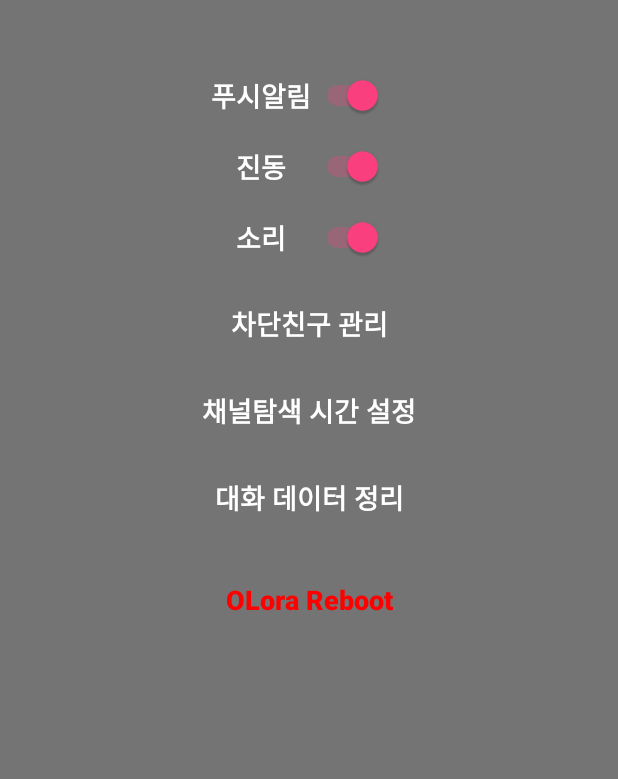
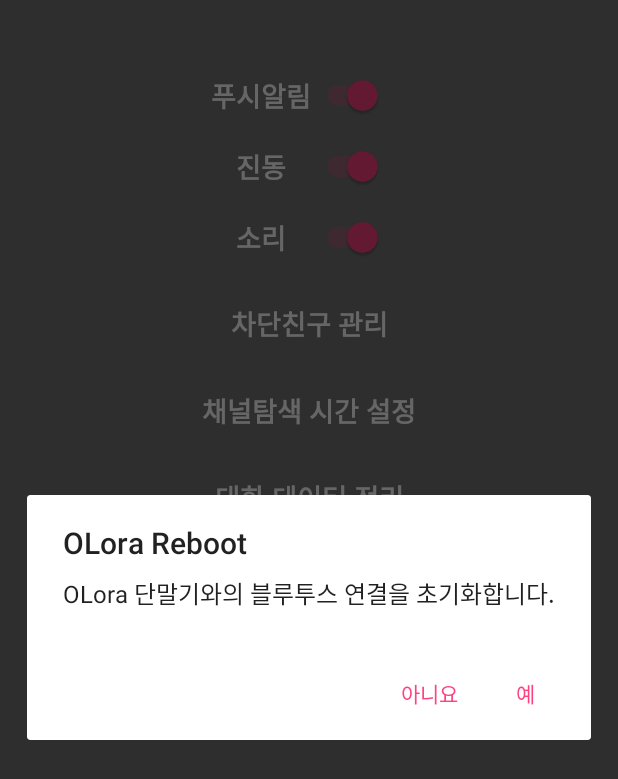
Before and after one commit to Gibartes/O-LoRa, an Android app: the fragment A_Tab4 shown on its own in the app's theme, after a tap on "OLora Reboot", on a phone screen of 412 x 824 dp. Shown: the top 779 px of the screen. Run offline under Robolectric (Android 15) with nearby library versions, the phone set to English and light mode, and no system bars; Roboto replaces fonts that are not available here.

Commit message:
Andorid 2018 12 14
1. 채팅메시지를 복사할 수 있도록 했음
2. Discovery, Olora rebot 에 alert 추가 및 모든 버튼에 눌림반응 추가
3. 이전에 대화했던 대화방이 존재하면 다른채널에서 대화방 만들었을때 이전 대화방을 사용하도록함
4.  대화방 만들 때 방금 만든 대화방으로 자동으로 이동되도록 수정

```diff
--- a/Android/Olora_beta/app/src/main/java/com/team_olora/olora_beta/A_Tab3.java
+++ b/Android/Olora_beta/app/src/main/java/com/team_olora/olora_beta/A_Tab3.java
@@ -117,9 +117,9 @@
 
         if (cursor.moveToFirst()) {
             if (cursor.getString(1) == null) {
-                viewChannel.setText("채널 : (" + cursor.getInt(0) + ")");
+                viewChannel.setText("현재 채널 : (" + cursor.getInt(0) + ")");
             } else {
-                viewChannel.setText("채널 : " + cursor.getString(1));
+                viewChannel.setText("현재 채널 : " + cursor.getString(1));
             }
         } else {
             viewChannel.setText("(채널을 설정해주세요.)");
--- a/Android/Olora_beta/app/src/main/java/com/team_olora/olora_beta/A_Tab4.java
+++ b/Android/Olora_beta/app/src/main/java/com/team_olora/olora_beta/A_Tab4.java
@@ -1,6 +1,9 @@
 package com.team_olora.olora_beta;
 
+import android.app.AlertDialog;
+import android.bluetooth.BluetoothAdapter;
 import android.content.Context;
+import android.content.DialogInterface;
 import android.content.Intent;
 import android.media.Ringtone;
 import android.media.RingtoneManager;
@@ -23,8 +26,8 @@
 public class A_Tab4 extends Fragment {
     public static char setting = 0;
     Switch set_push, set_vibration, set_sound;
-    Button set_blockList, set_DcLv,set_DataLv, set_orolaReboot;
-    C_DB DB =null;
+    Button set_blockList, set_DcLv, set_DataLv, set_orolaReboot;
+    C_DB DB = null;
 
     public A_Tab4() {
     }
@@ -106,13 +109,29 @@
 
     private class Event implements View.OnClickListener {
         @Override
-        public void onClick(View v) {
-            switch (v.getId())
-            {
+        public void onClick(final View v) {
+            switch (v.getId()) {
                 case R.id.setOloraReboot:
-                    Toast.makeText(getActivity(), "서비스가 종료되었습니다.\n재연결을 원하시면 새로운 기기를 찾아주세요.", Toast.LENGTH_LONG).show();
-                    Intent stop = new Intent(v.getContext(), Service_btService.class);
-                    getActivity().stopService(stop);
+
+                    final AlertDialog.Builder alert = new AlertDialog.Builder(getContext());
+                    alert.setTitle("OLora Reboot");
+                    alert.setMessage("OLora 단말기와의 블루투스 연결을 초기화합니다.");
+                    alert.setPositiveButton("예", new DialogInterface.OnClickListener() {
+                        @Override
+                        public void onClick(DialogInterface dialog, int which) {
+                            Toast.makeText(getActivity(), "서비스가 종료되었습니다.\n재연결을 원하시면 새로운 기기를 찾아주세요.", Toast.LENGTH_LONG).show();
+                            Intent stop = new Intent(v.getContext(), Service_btService.class);
+                            getActivity().stopService(stop);
+                        }
+                    });
+                    alert.setNegativeButton("아니요", new DialogInterface.OnClickListener() {
+                        @Override
+                        public void onClick(DialogInterface arg0, int arg1) {
+                        }
+                    });
+                    alert.show();
+
+
                     break;
                 case R.id.setBlockList:
                     Intent blacklist = new Intent(v.getContext(), A_Tab4_BlackList.class);
--- a/Android/Olora_beta/app/src/main/java/com/team_olora/olora_beta/Component_123_PopupProgress.java
+++ b/Android/Olora_beta/app/src/main/java/com/team_olora/olora_beta/Component_123_PopupProgress.java
@@ -23,7 +23,7 @@
 import java.util.TimerTask;
 
 public class Component_123_PopupProgress extends android.support.v4.app.DialogFragment {
-
+    private int dc_timeout;
     private int timer_sec = 10;
     private TimerTask second;
     private TextView DiscoverySeconds;
@@ -72,8 +72,8 @@
 
 
         discoveryRunning = 1;
-        DB.get_set_dclv();
-        time_run(6);
+        dc_timeout = DB.get_set_dclv();
+        time_run(dc_timeout);
 
 /**
  *
--- /dev/null
+++ b/Android/Olora_beta/app/src/main/res/drawable/blue_off_bg.xml
@@ -0,0 +1,5 @@
+<?xml version="1.0" encoding="utf-8"?>
+<selector xmlns:android="http://schemas.android.com/apk/res/android">
+    <item android:drawable="@drawable/bluetoothoff_select" android:state_pressed="true" />
+    <item android:drawable="@drawable/bluetoothoff" />
+</selector>
--- /dev/null
+++ b/Android/Olora_beta/app/src/main/res/drawable/blue_on_bg.xml
@@ -0,0 +1,5 @@
+<?xml version="1.0" encoding="utf-8"?>
+<selector xmlns:android="http://schemas.android.com/apk/res/android">
+    <item android:drawable="@drawable/bluetoothon_select" android:state_pressed="true" />
+    <item android:drawable="@drawable/bluetoothon" />
+</selector>
--- /dev/null
+++ b/Android/Olora_beta/app/src/main/res/drawable/invisible_btn.xml
@@ -0,0 +1,5 @@
+<?xml version="1.0" encoding="utf-8"?>
+<selector xmlns:android="http://schemas.android.com/apk/res/android">
+    <item android:drawable="@color/listview_item_inactive_color" android:state_pressed="true" />
+    <item android:drawable="@color/colorInvisible" />
+</selector>
--- a/Android/Olora_beta/app/src/main/res/layout/item_msg.xml
+++ b/Android/Olora_beta/app/src/main/res/layout/item_msg.xml
@@ -41,6 +41,7 @@
                 android:maxWidth="250dp"
                 android:layout_height="wrap_content"
                 android:text="text"
+                android:textIsSelectable="true"
                 android:background="@color/colorInvisible"
                 android:typeface="serif"
                 android:textColor="#000000" />
--- a/Android/Olora_beta/app/src/main/res/layout/main_a_connect.xml
+++ b/Android/Olora_beta/app/src/main/res/layout/main_a_connect.xml
@@ -117,13 +117,13 @@
                 android:layout_width="wrap_content"
                 android:layout_centerHorizontal="true"
                 android:layout_height="wrap_content"
-                android:background="@drawable/bluetoothoff"/>
+                android:background="@drawable/blue_off_bg"/>
             <ImageButton
                 android:id="@+id/connectedXbee"
                 android:layout_width="wrap_content"
                 android:layout_height="wrap_content"
                 android:layout_centerHorizontal="true"
-                android:background="@drawable/bluetoothon"/>
+                android:background="@drawable/blue_on_bg"/>
             <TextView
                 android:id="@+id/findText"
                 android:layout_width="wrap_content"
--- a/Android/Olora_beta/app/src/main/res/layout/main_d_setting.xml
+++ b/Android/Olora_beta/app/src/main/res/layout/main_d_setting.xml
@@ -112,18 +112,19 @@
             android:layout_width="match_parent"
             android:layout_height="wrap_content"
             android:layout_marginTop="10sp"
-            android:background="@color/colorInvisible"
+            android:background="@drawable/invisible_btn"
             android:text="차단친구 관리"
             android:textColor="@color/colorWhite"
             android:textSize="18sp"
             android:textStyle="bold" />
 
         <Button
+            android:selectAllOnFocus="true"
             android:id="@+id/setDcLv"
             android:layout_width="match_parent"
             android:layout_height="wrap_content"
             android:layout_marginTop="10sp"
-            android:background="@color/colorInvisible"
+            android:background="@drawable/invisible_btn"
             android:text="채널탐색 시간 설정"
             android:textColor="@color/colorWhite"
             android:textSize="18sp"
@@ -133,7 +134,7 @@
             android:layout_width="match_parent"
             android:layout_height="wrap_content"
             android:layout_marginTop="10sp"
-            android:background="@color/colorInvisible"
+            android:background="@drawable/invisible_btn"
             android:text="대화 데이터 정리"
             android:textColor="@color/colorWhite"
             android:textSize="18sp"
@@ -144,11 +145,11 @@
             android:layout_width="match_parent"
             android:layout_height="wrap_content"
             android:layout_marginTop="20sp"
-            android:background="@color/colorInvisible"
+            android:background="@drawable/invisible_btn"
             android:text="OLora Reboot"
             android:textAllCaps="false"
             android:textColor="#FF0000"
-            android:textSize="18sp"
+            android:textSize="20sp"
             android:textStyle="bold" />
 
     </LinearLayout>
--- a/Android/Olora_beta/app/src/main/res/layout/popup_progress.xml
+++ b/Android/Olora_beta/app/src/main/res/layout/popup_progress.xml
@@ -53,12 +53,14 @@
                 android:layout_width="wrap_content"
                 android:layout_height="wrap_content"
                 android:layout_gravity="center"
-                android:text="@string/Pop_Progress_2"
+                android:text= "@string/Pop_Progress_2"
                 android:textColor="@color/dialog_sub_color"
                 android:textSize="15sp"
                 android:typeface="monospace" />
 
             <TextView
+                android:layout_marginLeft="3dp"
+                android:layout_marginRight="3dp"
                 android:id="@+id/discoverySec"
                 android:layout_width="wrap_content"
                 android:layout_height="wrap_content"
--- a/Android/Olora_beta/app/src/main/res/values/strings.xml
+++ b/Android/Olora_beta/app/src/main/res/values/strings.xml
@@ -5,7 +5,7 @@
     <string name="Home_ReConnect">다시접속</string>
     <string name="Home_AnotherCode">다른 코드입력</string>
     <string name="Pop_Progress_1">같은 채널의 유저 탐색</string>
-    <string name="Pop_Progress_2">약 </string>
+    <string name="Pop_Progress_2">약  </string>
     <string name="Pop_Progress_3">초가 소요됩니다</string>
 
     <string name="welcome_title">WELCOME-OLora!</string>
--- a/Android/Olora_beta/app/src/main/res/values/styles.xml
+++ b/Android/Olora_beta/app/src/main/res/values/styles.xml
@@ -25,7 +25,6 @@
     </style>
 
     <style name="AppTheme.AppBarOverlay" parent="ThemeOverlay.AppCompat.Dark.ActionBar" />
-
     <style name="AppTheme.PopupOverlay" parent="ThemeOverlay.AppCompat.Light" />
 
 </resources>
```
Also changed, not shown: Android/Olora_beta/app/src/main/java/com/team_olora/olora_beta/A_Tab2.java (+17 -16 lines), Android/Olora_beta/app/src/main/java/com/team_olora/olora_beta/A_Tab3_CreateChatRoom.java (+14 -6 lines), Android/Olora_beta/app/src/main/res/drawable/bluetoothoff_select.png (added), Android/Olora_beta/app/src/main/res/drawable/bluetoothon_select.png (added).
